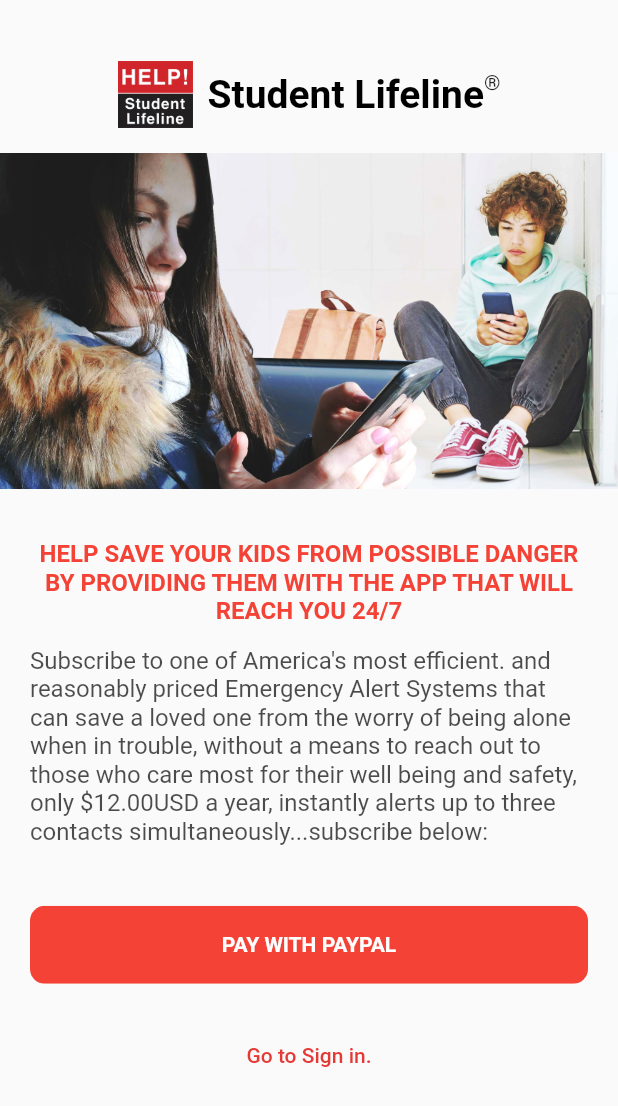
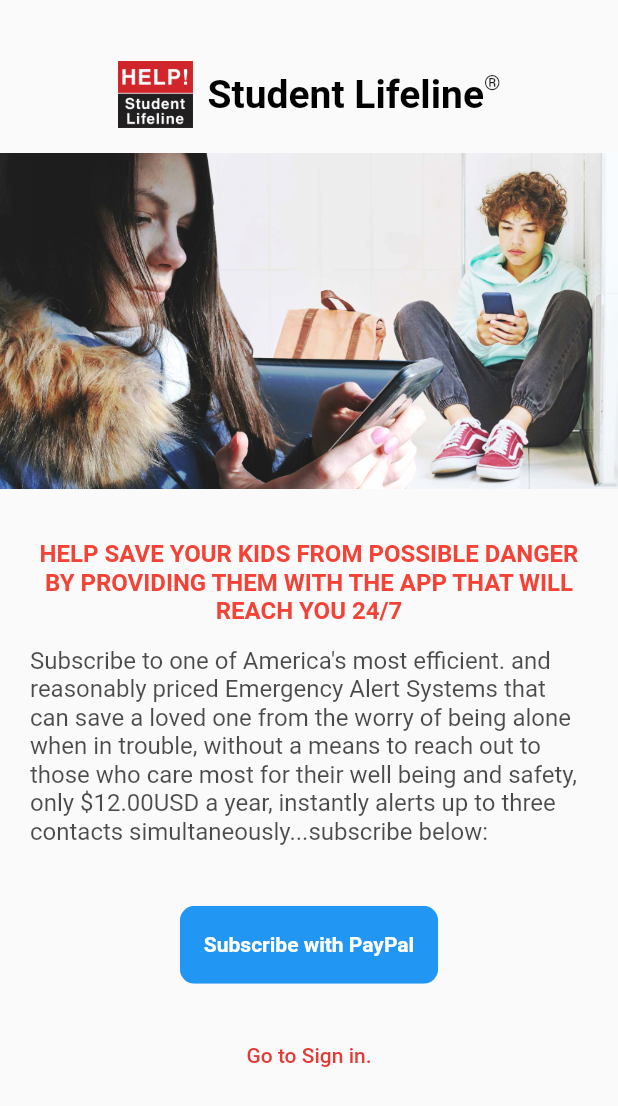
Before and after one commit to carlos30320/S-LifeLine-App, a Flutter app: the Subscription screen opened by its route, on a phone screen of 412 x 824 dp. Shown: the top 1106 px of the screen. Run offline on Flutter 3.47's test engine with Material 2 defaults, Android fonts, the phone set to English and light mode, and no system bars; our stand-ins replace audioplayers, carousel_slider, fluttertoast, geolocator, go_router, google_maps_flutter and 3 more; missing offline and left inert: flutter_paypal, pay, phone_number; accounts and stored records are empty; network calls fail.

Commit message:
update paypal button

```diff
--- a/lib/screens/auth/subscription.dart
+++ b/lib/screens/auth/subscription.dart
@@ -112,11 +112,10 @@ class _SubscriptionState extends State<Subscription> {
                             ClipRRect(
                               borderRadius: BorderRadius.circular(10),
                               child: SizedBox(
-                                width: double.infinity,
                                 child: ElevatedButton(
                                   style: const ButtonStyle(
                                       backgroundColor:
-                                          MaterialStatePropertyAll(Colors.red),
+                                          MaterialStatePropertyAll(Colors.blue),
                                       elevation: MaterialStatePropertyAll(0)),
                                   onPressed: () async {
                                     Navigator.of(context).push(
@@ -225,12 +224,12 @@ class _SubscriptionState extends State<Subscription> {
                                       ),
                                     );
                                   },
-                                  child: Padding(
-                                      padding: const EdgeInsets.only(
-                                          top: 18, bottom: 18),
+                                  child: const Padding(
+                                      padding:
+                                          EdgeInsets.only(top: 18, bottom: 18),
                                       child: Text(
-                                        'Pay with paypal'.toUpperCase(),
-                                        style: const TextStyle(
+                                        'Subscribe with PayPal',
+                                        style: TextStyle(
                                             fontSize: 14,
                                             fontWeight: FontWeight.bold),
                                       )),
@@ -279,10 +278,14 @@ class _SubscriptionState extends State<Subscription> {
                           ),
                         ),
                   const SizedBox(height: 20.0),
-                  const TextLink(
-                    text: "Go to Sign in.",
-                    link: '/signin',
-                  ),
+                  pay == false
+                      ? const TextLink(
+                          text: "Go to Sign in.",
+                          link: '/signin',
+                        )
+                      : const SizedBox(
+                          height: 0,
+                        )
                 ]),
               ),
             ],
```
